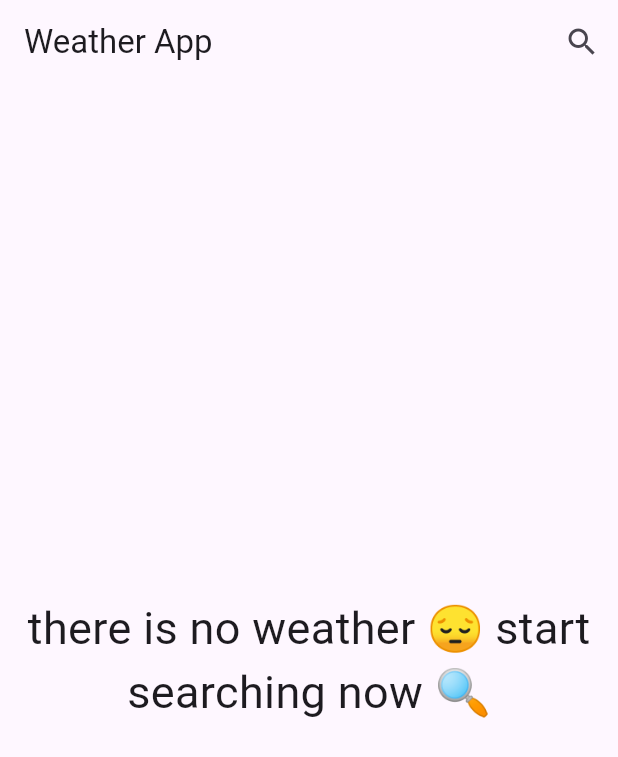
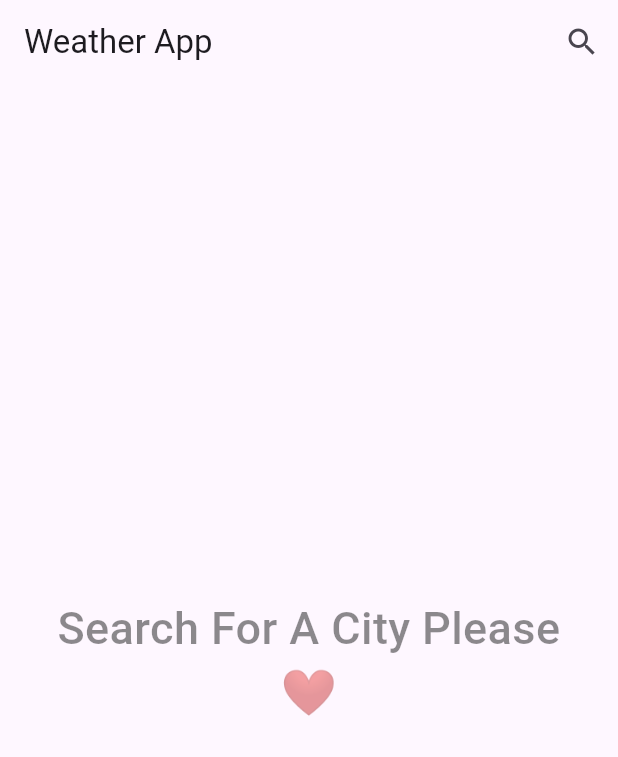
Before and after one commit to 0xrmd/weather_app, a Flutter app: the screen it shows after launch, on a phone screen of 412 x 824 dp. Shown: the top 757 px of the screen. Run offline on Flutter 3.47's test engine with Material 3 defaults, Android fonts, the phone set to English and light mode, and no system bars; our stand-ins replace flutter_bloc.

Commit message:
Clean Code

```diff
--- a/lib/cubit/weather cubit/weather_cubit.dart
+++ b/lib/cubit/weather cubit/weather_cubit.dart
@@ -4,9 +4,10 @@ import 'package:weather_app/models/weather_model.dart';
 import 'package:weather_app/services/weather_service.dart';
 
 class WeatherCubit extends Cubit<WeatherState> {
-  WeatherCubit(this.weatherService) : super(WeatherLoading());
+  WeatherCubit(this.weatherService) : super(WeatherInitial());
   WeatherService weatherService;
   WeatherModel? weatherModel;
+
   void getWeather(String cityName) async {
     //? Data Is Loading
     emit(WeatherLoading());
@@ -15,7 +16,7 @@ class WeatherCubit extends Cubit<WeatherState> {
       weatherModel = await weatherService.getWeather(cityName: cityName);
       emit(WeatherSuccess());
       // * Data Is Not Loaded
-    } on Exception catch (execption) {
+    } on Exception {
       emit(WeatherFailure());
     }
   }
--- a/lib/cubit/weather cubit/weather_states.dart
+++ b/lib/cubit/weather cubit/weather_states.dart
@@ -1,6 +1,8 @@
 //* To create a new state, we need to create a new class that extends the WeatherState class. We will create three states: ' WeatherLoading ', ' WeatherSuccess ', and ' WeatherFailure ' .
 
 abstract class WeatherState {}
+
+class WeatherInitial extends WeatherState {}
 
 class WeatherLoading extends WeatherState {}
 
--- a/lib/main.dart
+++ b/lib/main.dart
@@ -1,14 +1,14 @@
 import 'package:flutter/material.dart';
-import 'package:provider/provider.dart';
+import 'package:flutter_bloc/flutter_bloc.dart';
+import 'package:weather_app/cubit/weather%20cubit/weather_cubit.dart';
 import 'package:weather_app/pages/home_page.dart';
-import 'package:weather_app/providers/weather_provider.dart';
+import 'package:weather_app/services/weather_service.dart';
 
 void main() {
-  runApp(ChangeNotifierProvider(
-      create: (context) {
-        return WeatherProvider();
-      },
-      child: const WeatherApp()));
+  runApp(BlocProvider(
+    create: (context) => WeatherCubit(WeatherService()),
+    child: const WeatherApp(),
+  ));
 }
 
 class WeatherApp extends StatelessWidget {
@@ -19,13 +19,15 @@ class WeatherApp extends StatelessWidget {
     return MaterialApp(
       debugShowCheckedModeBanner: false,
       theme: ThemeData(
-        primarySwatch: Provider.of<WeatherProvider>(context).weatherData == null
+          /*  primarySwatch: Provider.of<WeatherProvider>(context).weatherData == null
             ? Colors.blue
             : Provider.of<WeatherProvider>(context)
                 .weatherData!
                 .getThemeColor(),
-      ),
-      home: const HomePage(),
+                            */
+
+          ),
+      home: HomePage(),
     );
   }
 }
--- a/lib/pages/home_page.dart
+++ b/lib/pages/home_page.dart
@@ -1,35 +1,23 @@
 import 'package:flutter/material.dart';
-import 'package:provider/provider.dart';
+import 'package:flutter_bloc/flutter_bloc.dart';
+import 'package:weather_app/cubit/weather%20cubit/weather_cubit.dart';
+import 'package:weather_app/cubit/weather%20cubit/weather_states.dart';
 import 'package:weather_app/models/weather_model.dart';
 import 'package:weather_app/pages/search_page.dart';
-import 'package:weather_app/providers/weather_provider.dart';
 
-class HomePage extends StatefulWidget {
-  const HomePage({Key? key}) : super(key: key);
-
-  @override
-  State<HomePage> createState() => _HomePageState();
-}
-
-class _HomePageState extends State<HomePage> {
-  void updateUi() {
-    setState(() {});
-  }
-
+// ignore: must_be_immutable
+class HomePage extends StatelessWidget {
+  HomePage({Key? key}) : super(key: key);
   WeatherModel? weatherData;
   @override
   Widget build(BuildContext context) {
-    weatherData = Provider.of<WeatherProvider>(context).weatherData;
-
     return Scaffold(
       appBar: AppBar(
         actions: [
           IconButton(
             onPressed: () {
               Navigator.push(context, MaterialPageRoute(builder: (context) {
-                return SearchPage(
-                  updateUi: updateUi,
-                );
+                return SearchPage();
               }));
             },
             icon: const Icon(Icons.search),
@@ -37,27 +25,54 @@ class _HomePageState extends State<HomePage> {
         ],
         title: const Text('Weather App'),
       ),
-      body: Provider.of<WeatherProvider>(context).weatherData == null
-          ? const Center(
-              child: Column(
-                mainAxisSize: MainAxisSize.min,
-                children: [
-                  Text(
-                    'there is no weather 😔 start',
+      body: BlocBuilder<WeatherCubit, WeatherState>(
+        builder: (context, state) {
+          if (state is WeatherLoading) {
+            return const Center(
+              child: CircularProgressIndicator(),
+            );
+          } else if (state is WeatherSuccess) {
+            weatherData = BlocProvider.of<WeatherCubit>(context).weatherModel!;
+            return WeatherSuccess(weatherData: weatherData);
+          } else if (state is WeatherFailure) {
+            return const Center(
+              child: Text(
+                'Something Went Wrong \n🤔',
+                style: TextStyle(
+                  fontSize: 25,
+                  fontWeight: FontWeight.w600,
+                  color: Colors.red,
+                ),
+              ),
+            );
+          }
+          return const Center(
+            child: Text(
+              'Search For A City Please \n❤️',
+              textAlign: TextAlign.center,
               style: TextStyle(
                   fontSize: 30,
+                  fontWeight: FontWeight.w500,
+                  color: Colors.black45),
             ),
+          );
+        },
       ),
-                  Text(
-                    'searching now 🔍',
-                    style: TextStyle(
-                      fontSize: 30,
-                    ),
-                  )
-                ],
-              ),
-            )
-          : Container(
+    );
+  }
+}
+
+class WeatherSuccess extends StatelessWidget {
+  const WeatherSuccess({
+    Key? key,
+    required this.weatherData,
+  }) : super(key: key);
+
+  final WeatherModel? weatherData;
+
+  @override
+  Widget build(BuildContext context) {
+    return Container(
       decoration: BoxDecoration(
           gradient: LinearGradient(
         colors: [
@@ -75,7 +90,9 @@ class _HomePageState extends State<HomePage> {
             flex: 3,
           ),
           Text(
-                    Provider.of<WeatherProvider>(context).cityName!,
+            BlocProvider.of<WeatherCubit>(context)
+                .weatherModel!
+                .weatherStateName,
             style: const TextStyle(
               fontSize: 32,
               fontWeight: FontWeight.bold,
@@ -120,7 +137,6 @@ class _HomePageState extends State<HomePage> {
           ),
         ],
       ),
-            ),
     );
   }
 }
--- a/lib/services/weather_service.dart
+++ b/lib/services/weather_service.dart
@@ -13,7 +13,7 @@ class WeatherService {
     http.Response response = await http.get(url);
 
     if (response.statusCode == 400) {
-    var data  = jsonDecode(response.body);
+      var data = jsonDecode(response.body);
       throw Exception(data['error']['message']);
     }
     Map<String, dynamic> data = jsonDecode(response.body);
```
Also changed, not shown: lib/pages/search_page.dart (+6 -27 lines). Lines whose indentation alone changed are shown as unchanged.
